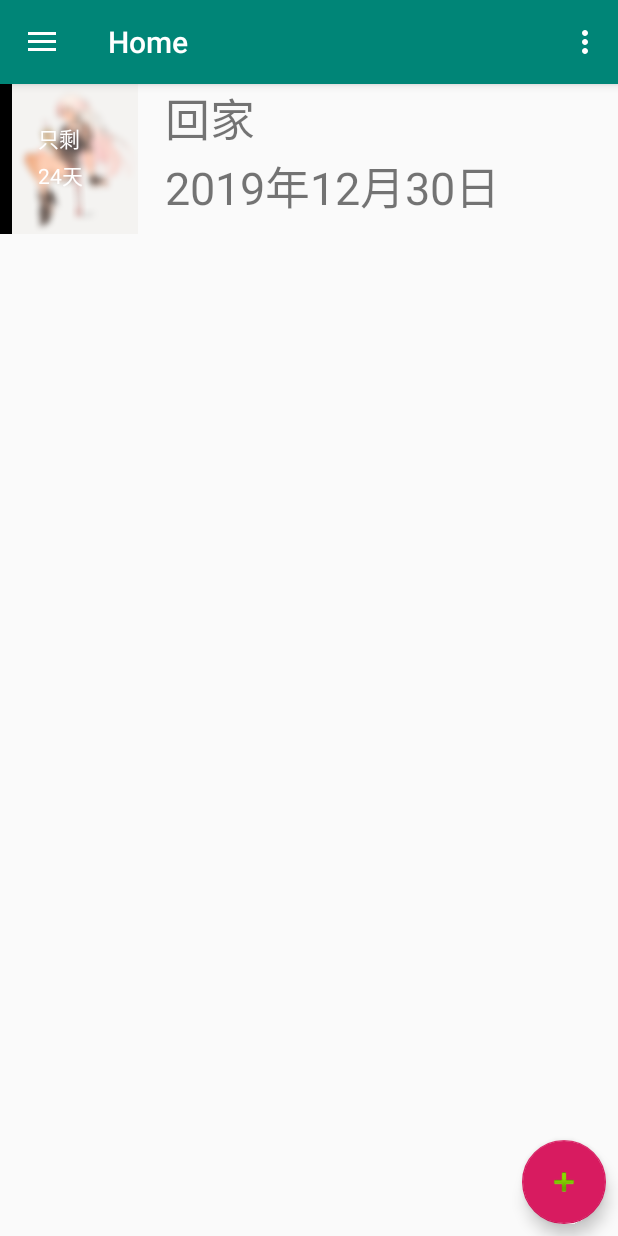
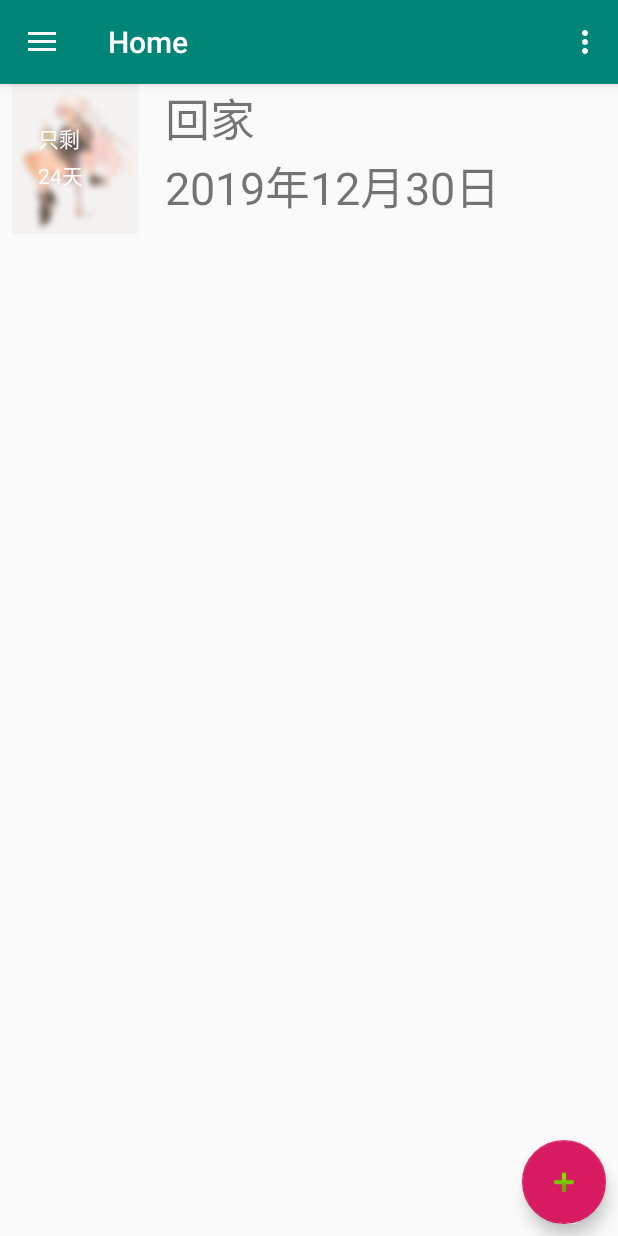
Before and after one commit to alslj/ITiem_Li, an Android app: the screen it shows after launch (MainActivity), on a phone screen of 412 x 824 dp. Run offline under Robolectric (Android 15) with nearby library versions, the phone set to English and light mode, and no system bars; our stand-ins replace navigation-ui.

Commit message:
修改了一个简单的bug

```diff
--- a/app/src/main/java/com/example/li_itime/MainActivity.java
+++ b/app/src/main/java/com/example/li_itime/MainActivity.java
@@ -100,6 +100,7 @@ public class MainActivity extends AppCompatActivity {
         init();
         //mytimeList.remove(0);
 
+
         Log.d(TAG, mytimeList.size()+"个");
         listView = (ListView)findViewById(R.id.list_view_content_main);
 
@@ -137,6 +138,7 @@ public class MainActivity extends AppCompatActivity {
         if ( 0 ==mytimeList.size()){
             mytimeList.add(new Mytime("回家","2019年12月30日", R.drawable.pg4));
         }//为什么修改这里的图片id会影响在文件中的图片id??。
+        //原因：在Mytime_FileResoure中存储文件格式问题。
     }
 
     @Override
--- a/app/src/main/java/com/example/li_itime/Mytime_FileResoure.java
+++ b/app/src/main/java/com/example/li_itime/Mytime_FileResoure.java
@@ -20,7 +20,7 @@ public class Mytime_FileResoure {
 
     public void Mytime_save (){
         try {
-            ObjectOutputStream out = new ObjectOutputStream(context.openFileOutput("Mytime", Context.MODE_PRIVATE));
+            ObjectOutputStream out = new ObjectOutputStream(context.openFileOutput("Mytime.txt", Context.MODE_PRIVATE));
             out.writeObject(mytimes);
             out.close();
         }catch (Exception e){
@@ -31,10 +31,10 @@ public class Mytime_FileResoure {
     public ArrayList<Mytime> getMytimes() {
         return mytimes;
     }
-
+    //没有指定储存的文件格式
     public ArrayList<Mytime> Mytime_load(){
         try {
-            ObjectInputStream in = new ObjectInputStream(context.openFileInput("Mytime"));
+            ObjectInputStream in = new ObjectInputStream(context.openFileInput("Mytime.txt"));
             mytimes = (ArrayList<Mytime>) in.readObject();
             in.close();
         } catch (Exception e) {
--- a/app/src/main/res/layout/item_listview.xml
+++ b/app/src/main/res/layout/item_listview.xml
@@ -5,10 +5,7 @@
     android:layout_width="match_parent" android:layout_height="match_parent"
     android:orientation="horizontal">
 
-    <View
-        android:layout_width="10dp"
-        android:layout_height="100dp"
-        android:background="#000000"/>
+
 
     <LinearLayout
         android:layout_width="match_parent"
```
